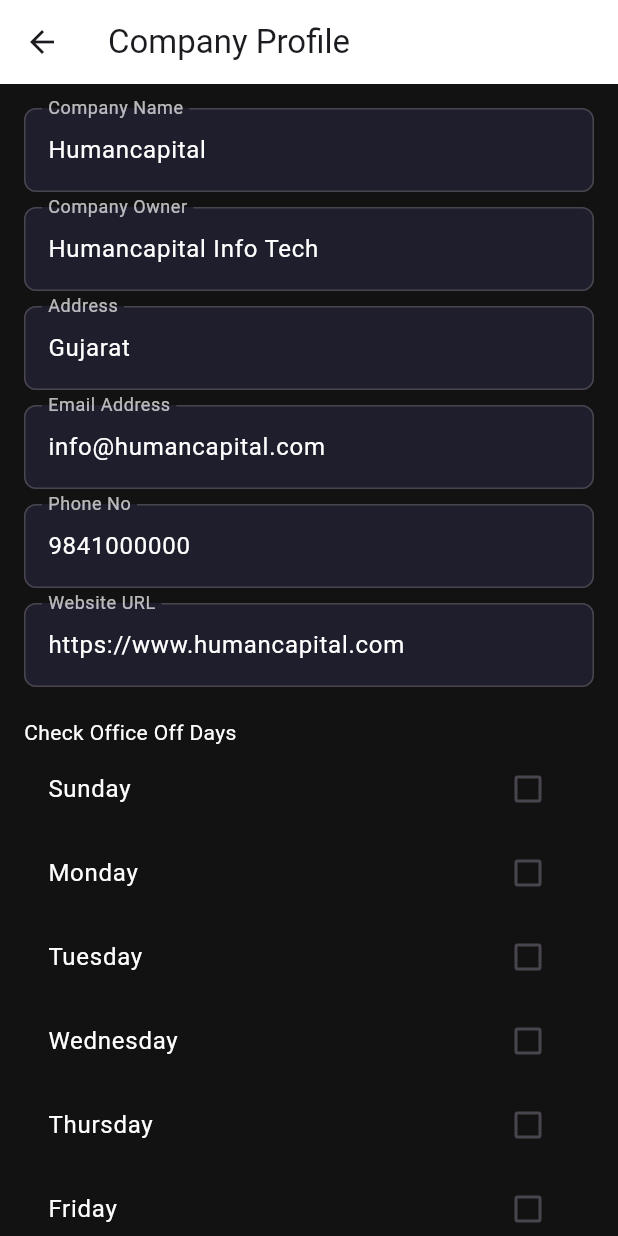
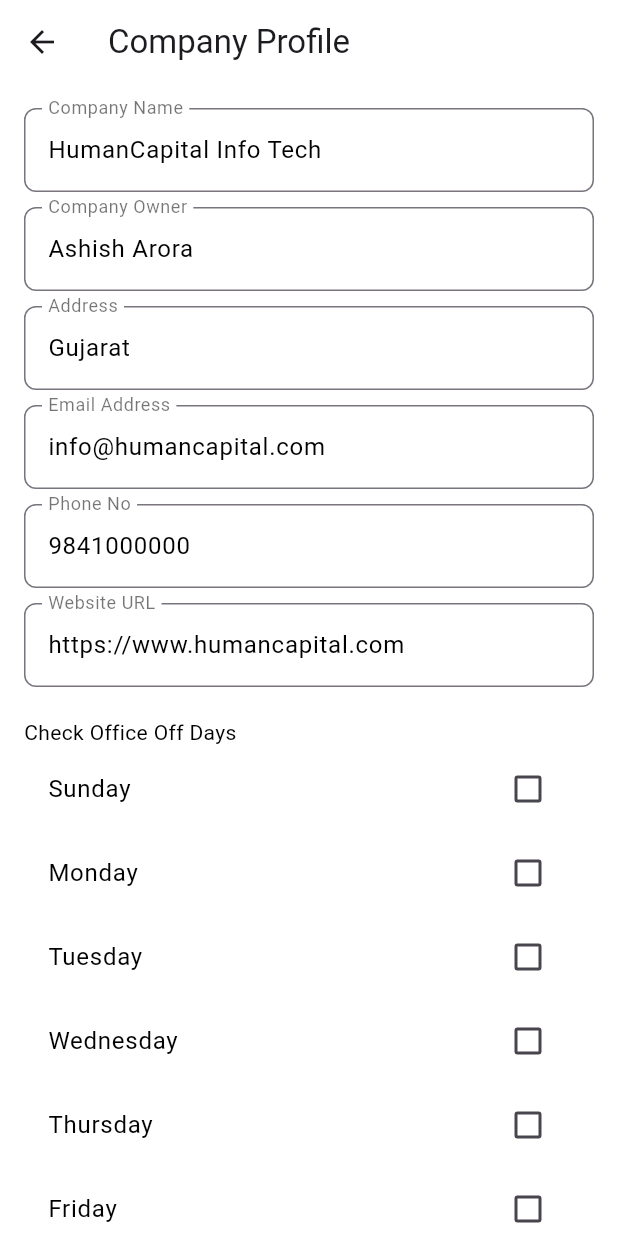
Before and after one commit to Rajdip1/HRMS, a Flutter app: the CompanyProfilePage screen opened directly, on a phone screen of 412 x 824 dp. Run offline on Flutter 3.47's test engine with Material 3 defaults, Android fonts, the phone set to English and light mode, and no system bars; our stand-ins replace cloud_firestore, csv, file_picker, firebase_auth, firebase_core, fluttertoast and 3 more; accounts and stored records are empty.

Commit message:
assets added

```diff
--- a/lib/screens/company_profile.dart
+++ b/lib/screens/company_profile.dart
@@ -9,9 +9,9 @@ class CompanyProfilePage extends StatefulWidget {
 }
 class _CompanyProfilePageState extends State<CompanyProfilePage> {
   final TextEditingController companyNameController =
-  TextEditingController(text: "Humancapital");
+  TextEditingController(text: "HumanCapital Info Tech");
   final TextEditingController companyOwnerController =
-  TextEditingController(text: "Humancapital Info Tech");
+  TextEditingController(text: "Ashish Arora");
   final TextEditingController addressController =
   TextEditingController(text: "Gujarat");
   final TextEditingController emailController =
@@ -59,7 +59,7 @@ class _CompanyProfilePageState extends State<CompanyProfilePage> {
   @override
   Widget build(BuildContext context) {
     return Scaffold(
-      backgroundColor: Color(0xFF121212),
+        backgroundColor: Colors.white,
       appBar: AppBar(
         title: Text("Company Profile"),
         backgroundColor: Colors.white,
@@ -77,14 +77,14 @@ class _CompanyProfilePageState extends State<CompanyProfilePage> {
             buildTextField("Website URL", websiteController),
             SizedBox(height: 10),
             Text("Check Office Off Days",
-                style: TextStyle(color: Colors.white)),
+                style: TextStyle(color: Colors.black)),
             Column(
               children: officeDays.map((day) {
                 return CheckboxListTile(
-                  title: Text(day, style: TextStyle(color: Colors.white)),
+                  title: Text(day, style: TextStyle(color: Colors.black)),
                   value: selectedDays[day],
                   activeColor: Colors.black12,
-                  checkColor: Colors.white,
+                  checkColor: Colors.black,
                   onChanged: (bool? value) {
                     setState(() {
                       selectedDays[day] = value!;
@@ -100,13 +100,13 @@ class _CompanyProfilePageState extends State<CompanyProfilePage> {
                 ElevatedButton(
                   onPressed: pickFile,
                   style: ElevatedButton.styleFrom(
-                      backgroundColor: Colors.black12),
+                      backgroundColor: Colors.white),
                   child: Text("Choose File"),
                 ),
                 SizedBox(width: 10),
                 Text(
                   selectedFileName ?? "No file chosen",
-                  style: TextStyle(color: Colors.white),
+                  style: TextStyle(color: Colors.black),
                 ),
               ],
             ),
@@ -117,7 +117,7 @@ class _CompanyProfilePageState extends State<CompanyProfilePage> {
                 onPressed: updateCompany,
                 style: ElevatedButton.styleFrom(
                     backgroundColor: Colors.white),
-                child: Text("Update Company", style: TextStyle(fontSize: 16)),
+                child: Text("Update Profile", style: TextStyle(fontSize: 16)),
               ),
             ),
           ],
@@ -131,11 +131,11 @@ class _CompanyProfilePageState extends State<CompanyProfilePage> {
       padding: const EdgeInsets.only(bottom: 10),
       child: TextField(
         controller: controller,
-        style: TextStyle(color: Colors.white),
+        style: TextStyle(color: Colors.black),
         decoration: InputDecoration(
           labelText: label,
-          labelStyle: TextStyle(color: Colors.white70),
-          filled: true,
+          labelStyle: TextStyle(color: Colors.black54),
+          // filled: true,
           fillColor: Color(0xFF1E1E2C),
           border: OutlineInputBorder(borderRadius: BorderRadius.circular(8)),
           focusedBorder: OutlineInputBorder(
--- a/lib/screens/dashboard_screen.dart
+++ b/lib/screens/dashboard_screen.dart
@@ -38,7 +38,7 @@ class _DashboardScreenState extends State<DashboardScreen> {
           crossAxisAlignment: CrossAxisAlignment.start,
           children: [
             Text(
-              "Welcome To HRMS",
+              "Welcome To HumanCapital HRMS",
               style: TextStyle(fontSize: 17, fontWeight: FontWeight.bold, color: Colors.black),
             ),
             SizedBox(height: screenHeight * 0.015),
@@ -153,7 +153,7 @@ class _DashboardScreenState extends State<DashboardScreen> {
             child: ClipRRect(
               borderRadius: BorderRadius.circular(18),
               child: Image.asset(
-                'assets/illustration.png',
+                'assets/HR project graph.png',
                 fit: BoxFit.contain,
               ),
             ),
--- a/lib/splash_screen.dart
+++ b/lib/splash_screen.dart
@@ -30,7 +30,7 @@ class _SplashScreenState extends State<SplashScreen> {
         child: Column(
           mainAxisAlignment: MainAxisAlignment.center,
           children: [
-            Image.asset('assets/illustration.png', height: 200),
+            Image.asset('assets/hr_logo.png', height: 200),
             const SizedBox(height: 20),
             const CircularProgressIndicator(
               valueColor: AlwaysStoppedAnimation<Color>(Colors.white),
```
Also changed, not shown: assets/HR project graph.png (added), assets/abhay.jpg (added), assets/hr_logo.png (added), assets/krupa.jpg (added), assets/neha.jpg (added), assets/rahul.jpg (added), assets/tiksha.jpg (added).
